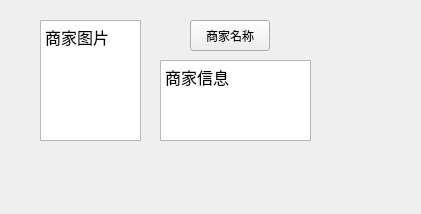
Old version of the form merchant_infornation.ui in the repository rjydwlh/waimai_4.
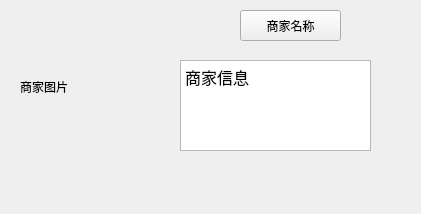
New version of the form.

The edit to the form file:
```diff
--- a/merchant_infornation.ui
+++ b/merchant_infornation.ui
@@ -13,32 +13,12 @@
   <property name="windowTitle">
    <string>Form</string>
   </property>
-  <widget class="QTextBrowser" name="textBrowser">
-   <property name="geometry">
-    <rect>
-     <x>40</x>
-     <y>20</y>
-     <width>101</width>
-     <height>121</height>
-    </rect>
-   </property>
-   <property name="html">
-    <string>&lt;!DOCTYPE HTML PUBLIC &quot;-//W3C//DTD HTML 4.0//EN&quot; &quot;http://www.w3.org/TR/REC-html40/strict.dtd&quot;&gt;
-&lt;html&gt;&lt;head&gt;&lt;meta name=&quot;qrichtext&quot; content=&quot;1&quot; /&gt;&lt;meta charset=&quot;utf-8&quot; /&gt;&lt;style type=&quot;text/css&quot;&gt;
-p, li { white-space: pre-wrap; }
-hr { height: 1px; border-width: 0; }
-li.unchecked::marker { content: &quot;\2610&quot;; }
-li.checked::marker { content: &quot;\2612&quot;; }
-&lt;/style&gt;&lt;/head&gt;&lt;body style=&quot; font-family:'Microsoft YaHei UI'; font-size:9pt; font-weight:400; font-style:normal;&quot;&gt;
-&lt;p style=&quot; margin-top:0px; margin-bottom:0px; margin-left:0px; margin-right:0px; -qt-block-indent:0; text-indent:0px;&quot;&gt;&lt;span style=&quot; font-size:12pt;&quot;&gt;商家图片&lt;/span&gt;&lt;/p&gt;&lt;/body&gt;&lt;/html&gt;</string>
-   </property>
-  </widget>
   <widget class="QPushButton" name="pushButton">
    <property name="geometry">
     <rect>
-     <x>190</x>
-     <y>20</y>
-     <width>80</width>
+     <x>240</x>
+     <y>10</y>
+     <width>101</width>
      <height>31</height>
     </rect>
    </property>
@@ -49,10 +29,10 @@
   <widget class="QTextBrowser" name="textBrowser_2">
    <property name="geometry">
     <rect>
-     <x>160</x>
+     <x>180</x>
      <y>60</y>
-     <width>151</width>
-     <height>81</height>
+     <width>191</width>
+     <height>91</height>
     </rect>
    </property>
    <property name="html">
@@ -66,6 +46,19 @@
 &lt;p style=&quot; margin-top:0px; margin-bottom:0px; margin-left:0px; margin-right:0px; -qt-block-indent:0; text-indent:0px;&quot;&gt;&lt;span style=&quot; font-size:12pt;&quot;&gt;商家信息&lt;/span&gt;&lt;/p&gt;&lt;/body&gt;&lt;/html&gt;</string>
    </property>
   </widget>
+  <widget class="QLabel" name="label">
+   <property name="geometry">
+    <rect>
+     <x>20</x>
+     <y>21</y>
+     <width>131</width>
+     <height>131</height>
+    </rect>
+   </property>
+   <property name="text">
+    <string>商家图片</string>
+   </property>
+  </widget>
  </widget>
  <resources/>
  <connections/>
```
